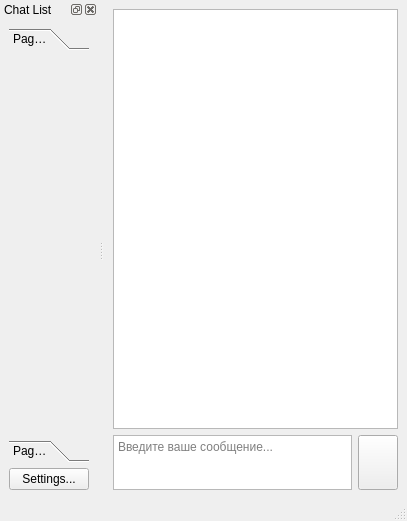
armarkaryan/aiOr, file mainwindow.ui: the form before one commit.
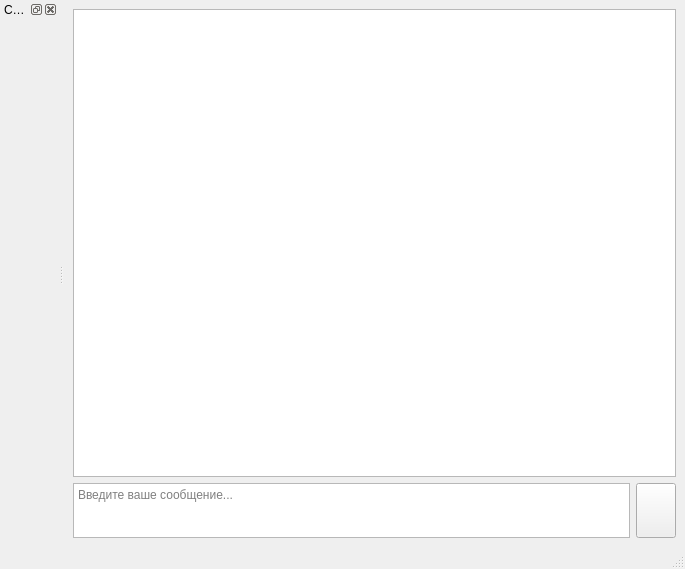
The form after the commit. Icons and pictures are not drawn. Custom widgets are drawn as their Qt base class.

Commit message: feat: add Chat List widget class & ui

```diff
--- a/mainwindow.ui
+++ b/mainwindow.ui
@@ -6,8 +6,8 @@
    <rect>
     <x>0</x>
     <y>0</y>
-    <width>407</width>
-    <height>521</height>
+    <width>685</width>
+    <height>569</height>
    </rect>
   </property>
   <widget class="QWidget" name="centralwidget">
@@ -93,52 +93,20 @@
    <widget class="QWidget" name="dockWidgetContents">
     <layout class="QVBoxLayout" name="verticalLayout_3">
      <item>
-      <widget class="QToolBox" name="toolBox">
-       <property name="currentIndex">
-        <number>0</number>
-       </property>
-       <widget class="QWidget" name="page">
-        <property name="geometry">
-         <rect>
-          <x>0</x>
-          <y>0</y>
-          <width>79</width>
-          <height>368</height>
-         </rect>
-        </property>
-        <attribute name="label">
-         <string>Page 1</string>
-        </attribute>
-       </widget>
-       <widget class="QWidget" name="page_2">
-        <property name="geometry">
-         <rect>
-          <x>0</x>
-          <y>0</y>
-          <width>79</width>
-          <height>368</height>
-         </rect>
-        </property>
-        <attribute name="label">
-         <string>Page 2</string>
-        </attribute>
-       </widget>
-      </widget>
-     </item>
-     <item>
-      <widget class="QPushButton" name="pb_Settings">
-       <property name="text">
-        <string>Settings...</string>
-       </property>
-       <property name="icon">
-        <iconset theme="QIcon::ThemeIcon::DocumentProperties"/>
-       </property>
-      </widget>
+      <widget class="ChatList" name="w_ChatList" native="true"/>
      </item>
     </layout>
    </widget>
   </widget>
  </widget>
+ <customwidgets>
+  <customwidget>
+   <class>ChatList</class>
+   <extends>QWidget</extends>
+   <header>chatlist.h</header>
+   <container>1</container>
+  </customwidget>
+ </customwidgets>
  <resources/>
  <connections/>
 </ui>
```
Left out of the diff: 4 changed lines with no effect on the pictures. The commit also changes 5 other files.
